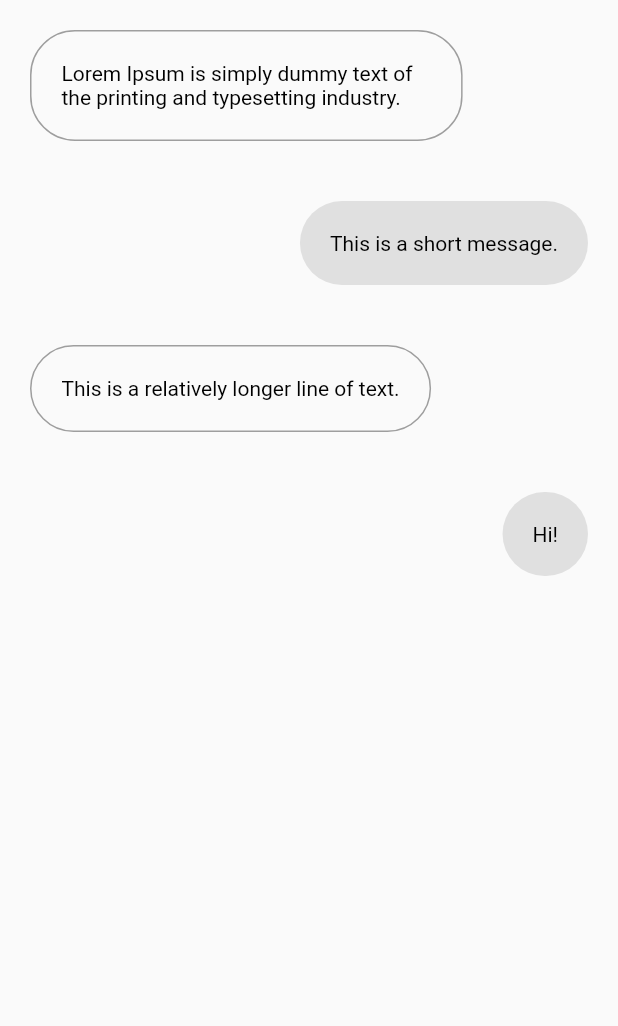
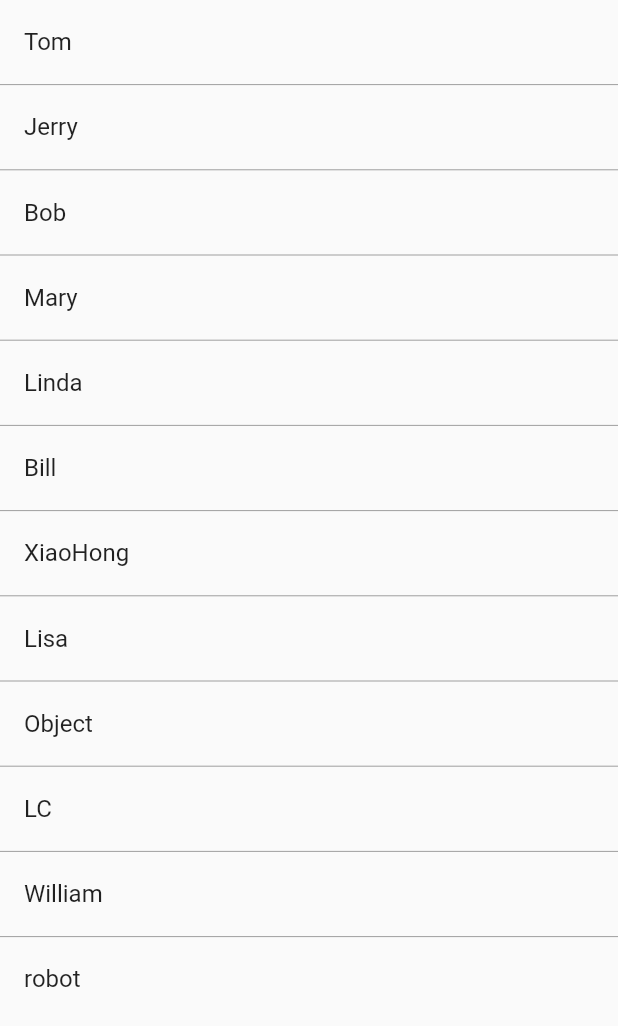
Before and after one commit to SXiaoXu/FlutterRealtimeDemo, a Flutter app: the ContactsPage widget shown alone on an empty page, opened directly, on a phone screen of 412 x 824 dp. Shown: the top 1026 px of the screen. Run offline on Flutter 3.47's test engine with Material 2 defaults, Android fonts, the phone set to English and light mode, and no system bars; our stand-ins replace fluttertoast, shared_preferences; missing offline and left inert: leancloud_official_plugin, leancloud_storage; accounts and stored records are empty.

Commit message:
Support to create conversation on the contact page

```diff
--- a/lc_realtime/lib/Routes/ContactsPage.dart
+++ b/lc_realtime/lib/Routes/ContactsPage.dart
@@ -1,5 +1,8 @@
 import 'package:flutter/material.dart';
 import 'package:lcrealtime/Common/Global.dart';
+import 'package:leancloud_official_plugin/leancloud_plugin.dart';
+import 'ConversationDetailPage.dart';
+
 class ContactsPage extends StatefulWidget {
   @override
   _ContactsPageState createState() => new _ContactsPageState();
@@ -18,76 +21,54 @@ class _ContactsPageState extends State<ContactsPage> {
     setState(() {});
   }
 
-//  @override
-//  Widget build(BuildContext context) {
-//    return Column(children: <Widget>[
-//      Expanded(
-//        child: ListView.separated(
-//          //添加分割线
-//            separatorBuilder: (BuildContext context, int index) {
-//              return new Divider(
-//                height: 0.8,
-//                color: Colors.grey,
-//              );
-//            },
-//            itemCount: _list.length,
-////            itemExtent: 50.0, //强制高度为50.0
-//            itemBuilder: (BuildContext context, int index) {
-//              return ListTile(title: Text(_list[index]));
-//            }),
-//      ),
-//    ]);
-//  }
   @override
   Widget build(BuildContext context) {
-    final messages = [
-      'Lorem Ipsum is simply dummy text of the printing and typesetting industry.',
-      'This is a short message.',
-      'This is a relatively longer line of text.',
-      'Hi!'
-    ];
-    return Scaffold(
-      body: ListView.builder(
-        itemCount: messages.length,
-        itemBuilder: (context, index) {
+    return Column(children: <Widget>[
+      Expanded(
+        child: ListView.separated(
+            //添加分割线
+            separatorBuilder: (BuildContext context, int index) {
+              return new Divider(
+                height: 0.8,
+                color: Colors.grey,
+              );
+            },
+            itemCount: _list.length,
+//            itemExtent: 50.0, //强制高度为50.0
+            itemBuilder: (BuildContext context, int index) {
+              return GestureDetector(
+                onTap: () {
+                  onTapEvent(_list[index]);
+                },
+                child: ListTile(title: Text(_list[index])),
+              );
+            }),
+      ),
+    ]);
+  }
 
+  void onTapEvent(String clientID) async {
+    if (Global.clientID != null) {
+      Client currentClient = Client(id: Global.clientID);
+      try {
+        Conversation conversation = await currentClient.createConversation(
+            isUnique: true,
+            members: {clientID},
+            name: Global.clientID + ' & ' + clientID);
 
-          return Padding(
-            padding: const EdgeInsets.all(20.0),
-            child: Flex(
-              direction: Axis.horizontal,
-              mainAxisAlignment: index % 2 == 0
-                  ? MainAxisAlignment.start
-                  : MainAxisAlignment.end,
-              children: <Widget>[
-                Container(
-                  padding: const EdgeInsets.all(20.0),
-                  constraints: BoxConstraints(
-                    maxWidth: MediaQuery.of(context).size.width * 0.7,
-                  ),
-                  decoration: index % 2 == 0
-                      ? BoxDecoration(
-                    border: Border.all(
-                      color: Colors.grey,
-                    ),
-                    borderRadius: BorderRadius.all(
-                      Radius.circular(30.0),
-                    ),
-                  )
-                      : BoxDecoration(
-                    color: Colors.grey[300],
-                    borderRadius: BorderRadius.all(
-                      Radius.circular(30.0),
-                    ),
-                  ),
-                  child: Text(messages[index],
-                      style: TextStyle(color: Colors.black)),
-                ),
-              ],
-            ),
-          );
-        },
-      ),
-    );
+        Navigator.push(
+          context,
+          new MaterialPageRoute(
+            builder: (context) =>
+                new ConversationDetailPage(conversation: conversation),
+          ),
+        );
+      } catch (e) {
+        showToastRed('创建会话失败:${e.message}');
+      }
+    } else {
+      showToastRed('用户未登录');
+      return;
+    }
   }
 }
--- a/lc_realtime/lib/Routes/ConversationDetailPage.dart
+++ b/lc_realtime/lib/Routes/ConversationDetailPage.dart
@@ -27,7 +27,7 @@ class _ConversationDetailPageState extends State<ConversationDetailPage> {
     return Scaffold(
         appBar: AppBar(
           centerTitle: true,
-          title: Text('name'),
+          title: Text(this.widget.conversation.name),
           actions: <Widget>[
             IconButton(
               icon: Icon(Icons.settings, color: Colors.white),
```
Also changed, not shown: lc_realtime/lib/Widgets/MessageList.dart (+3 -8 lines).
